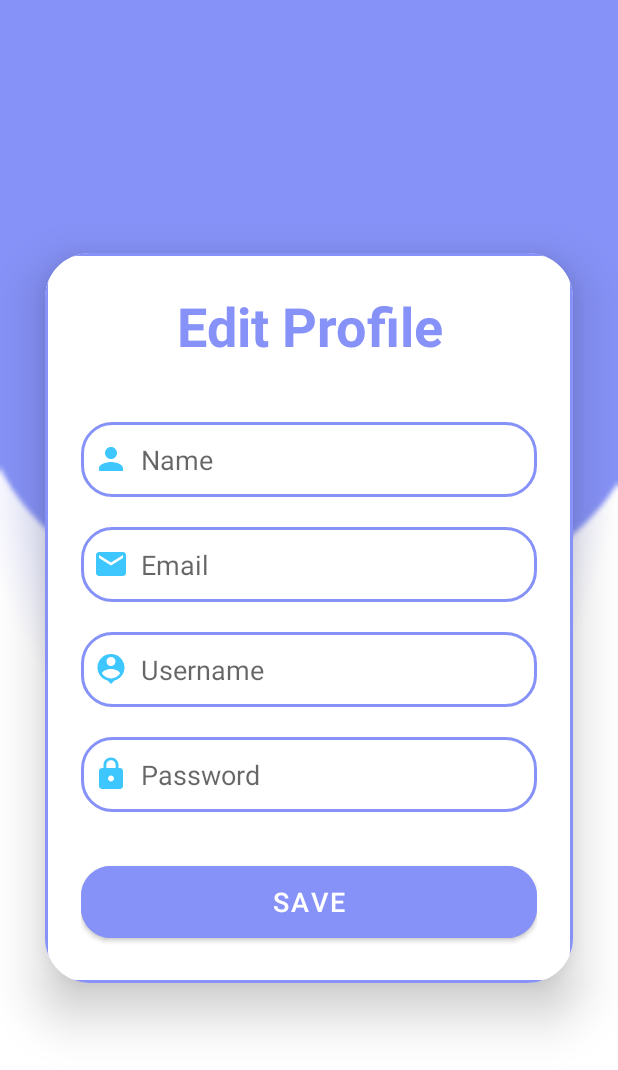
After one commit to zkarnob/AUEFP-ALL-UNIVERSITY-EVENT-AND-FEST-PORTAL, an Android app: the EditProfile screen opened directly, with no data from a screen before it, on a phone screen of 412 x 824 dp. The commit adds this screen. Shown: the top 1070 px of the screen. Run offline under Robolectric (Android 15) with nearby library versions, the phone set to English and light mode, and no system bars; our stand-ins replace Firebase (no records; nobody signed in at launch, a user with empty details on screens opened directly).

Commit message:
half finish displaying profile

```diff
--- a/app/build.gradle
+++ b/app/build.gradle
@@ -39,6 +39,7 @@ dependencies {
     implementation 'com.squareup.picasso:picasso:2.8'
     implementation 'com.google.firebase:firebase-storage:20.1.0'
     implementation 'com.google.firebase:firebase-functions:20.2.2'
+    implementation 'com.google.firebase:firebase-auth:21.0.3'
     testImplementation 'junit:junit:4.13.2'
     androidTestImplementation 'androidx.test.ext:junit:1.1.5'
     androidTestImplementation 'androidx.test.espresso:espresso-core:3.5.1'
--- /dev/null
+++ b/app/src/main/java/com/example/auefp_all_university_event_and_fest__ortal/EditProfile.java
@@ -0,0 +1,96 @@
+package com.example.auefp_all_university_event_and_fest__ortal;
+
+
+
+import androidx.appcompat.app.AppCompatActivity;
+
+import android.content.Intent;
+import android.os.Bundle;
+import android.view.View;
+import android.widget.Button;
+import android.widget.EditText;
+import android.widget.Toast;
+
+import com.google.firebase.database.DatabaseReference;
+import com.google.firebase.database.FirebaseDatabase;
+
+public class EditProfile extends AppCompatActivity {
+
+    EditText editName, editEmail, editUsername, editPassword;
+    Button saveButton;
+    String nameUser, emailUser, usernameUser, passwordUser;
+    DatabaseReference reference;
+
+    @Override
+    protected void onCreate(Bundle savedInstanceState) {
+        super.onCreate(savedInstanceState);
+        setContentView(R.layout.activity_edit_profile);
+
+        reference = FirebaseDatabase.getInstance().getReference("users");
+
+        editName = findViewById(R.id.editName);
+        editEmail = findViewById(R.id.editEmail);
+        editUsername = findViewById(R.id.editUsername);
+        editPassword = findViewById(R.id.editPassword);
+        saveButton = findViewById(R.id.saveButton);
+
+        showData();
+
+        saveButton.setOnClickListener(new View.OnClickListener() {
+            @Override
+            public void onClick(View view) {
+                if (isNameChanged() || isPasswordChanged() || isEmailChanged()){
+                    Toast.makeText(EditProfile.this, "Saved", Toast.LENGTH_SHORT).show();
+                } else {
+                    Toast.makeText(EditProfile.this, "No Changes Found", Toast.LENGTH_SHORT).show();
+                }
+            }
+        });
+    }
+
+    private boolean isNameChanged() {
+        if (!nameUser.equals(editName.getText().toString())){
+            reference.child(usernameUser).child("name").setValue(editName.getText().toString());
+            nameUser = editName.getText().toString();
+            return true;
+        } else {
+            return false;
+        }
+    }
+
+    private boolean isEmailChanged() {
+        if (!emailUser.equals(editEmail.getText().toString())){
+            reference.child(usernameUser).child("email").setValue(editEmail.getText().toString());
+            emailUser = editEmail.getText().toString();
+            return true;
+        } else {
+            return false;
+        }
+    }
+
+
+    private boolean isPasswordChanged() {
+        if (!passwordUser.equals(editPassword.getText().toString())){
+            reference.child(usernameUser).child("password").setValue(editPassword.getText().toString());
+            passwordUser = editPassword.getText().toString();
+            return true;
+        } else {
+            return false;
+        }
+    }
+
+    public void showData(){
+
+        Intent intent = getIntent();
+
+        nameUser = intent.getStringExtra("name");
+        emailUser = intent.getStringExtra("email");
+        usernameUser = intent.getStringExtra("username");
+        passwordUser = intent.getStringExtra("password");
+
+        editName.setText(nameUser);
+        editEmail.setText(emailUser);
+        editUsername.setText(usernameUser);
+        editPassword.setText(passwordUser);
+    }
+}
--- a/app/src/main/java/com/example/auefp_all_university_event_and_fest__ortal/MainActivity.java
+++ b/app/src/main/java/com/example/auefp_all_university_event_and_fest__ortal/MainActivity.java
@@ -70,6 +70,10 @@ public class MainActivity extends AppCompatActivity implements ImageAdapter.OnIt
                         Intent intent=new Intent(MainActivity.this,imageupactivity.class);
                         startActivity(intent);
                         return  true;
+                    case  R.id.person:
+                        Intent intent1=new Intent(MainActivity.this,ProfileActivity.class);
+                        startActivity(intent1);
+                        return  true;
 
                 }
                 return false;
--- /dev/null
+++ b/app/src/main/res/layout/activity_edit_profile.xml
@@ -0,0 +1,101 @@
+<?xml version="1.0" encoding="utf-8"?>
+<LinearLayout
+    xmlns:android="http://schemas.android.com/apk/res/android"
+    xmlns:app="http://schemas.android.com/apk/res-auto"
+    xmlns:tools="http://schemas.android.com/tools"
+    android:layout_width="match_parent"
+    android:layout_height="match_parent"
+    android:orientation="vertical"
+    android:gravity="center"
+    android:background="@drawable/img_1"
+    tools:context=".EditProfile">
+
+    <androidx.cardview.widget.CardView
+        android:layout_width="match_parent"
+        android:layout_height="wrap_content"
+        android:layout_margin="30dp"
+        app:cardCornerRadius="30dp"
+        app:cardElevation="20dp">
+
+        <LinearLayout
+            android:layout_width="match_parent"
+            android:layout_height="wrap_content"
+            android:orientation="vertical"
+            android:layout_gravity="center_horizontal"
+            android:padding="24dp"
+            android:background="@drawable/custom_edittext">
+
+            <TextView
+                android:layout_width="match_parent"
+                android:layout_height="wrap_content"
+                android:text="Edit Profile"
+                android:textSize="36sp"
+                android:textAlignment="center"
+                android:textStyle="bold"
+                android:textColor="@color/lavender"/>
+
+            <EditText
+                android:layout_width="match_parent"
+                android:layout_height="50dp"
+                android:id="@+id/editName"
+                android:background="@drawable/custom_edittext"
+                android:layout_marginTop="40dp"
+                android:padding="8dp"
+                android:hint="Name"
+                android:drawableLeft="@drawable/baseline_person_24"
+                android:drawablePadding="8dp"
+                android:textColor="@color/black"/>
+
+            <EditText
+                android:layout_width="match_parent"
+                android:layout_height="50dp"
+                android:id="@+id/editEmail"
+                android:background="@drawable/custom_edittext"
+                android:layout_marginTop="20dp"
+                android:padding="8dp"
+                android:hint="Email"
+                android:drawableLeft="@drawable/baseline_email_24"
+                android:drawablePadding="8dp"
+                android:textColor="@color/black"/>
+
+
+            <EditText
+                android:layout_width="match_parent"
+                android:layout_height="50dp"
+                android:id="@+id/editUsername"
+                android:background="@drawable/custom_edittext"
+                android:layout_marginTop="20dp"
+                android:padding="8dp"
+                android:hint="Username"
+                android:drawableLeft="@drawable/baseline_person_pin_24"
+                android:drawablePadding="8dp"
+                android:textColor="@color/black"/>
+
+            <EditText
+                android:layout_width="match_parent"
+                android:layout_height="50dp"
+                android:id="@+id/editPassword"
+                android:background="@drawable/custom_edittext"
+                android:layout_marginTop="20dp"
+                android:padding="8dp"
+                android:hint="Password"
+                android:inputType="textPassword"
+                android:drawableLeft="@drawable/baseline_lock_24"
+                android:drawablePadding="8dp"
+                android:textColor="@color/black"/>
+
+            <Button
+                android:layout_width="match_parent"
+                android:layout_height="60dp"
+                android:text="Save"
+                android:id="@+id/saveButton"
+                android:textSize="18sp"
+                android:layout_marginTop="30dp"
+                android:backgroundTint="@color/lavender"
+                app:cornerRadius = "20dp"/>
+
+        </LinearLayout>
+
+    </androidx.cardview.widget.CardView>
+
+</LinearLayout>
--- a/app/src/main/res/layout/activity_main.xml
+++ b/app/src/main/res/layout/activity_main.xml
@@ -26,7 +26,7 @@
         android:id="@+id/bottom_navigator"
         android:layout_marginRight="16dp"
         app:menu="@menu/bottom_nav_menu"
-        android:background="@drawable/trasparent_background"
+
         android:layout_alignParentBottom="true"
         app:fabCradleMargin="10dp"
         app:fabCradleRoundedCornerRadius="10dp"
```
Also changed, not shown: app/src/main/AndroidManifest.xml (+12 -8 lines), app/src/main/java/com/example/auefp_all_university_event_and_fest__ortal/ProfileActivity.java (added, +141 -0 lines), app/src/main/res/drawable/white_background.xml (added, +12 -0 lines), app/src/main/res/layout/activity_profile.xml (added, +242 -0 lines).
